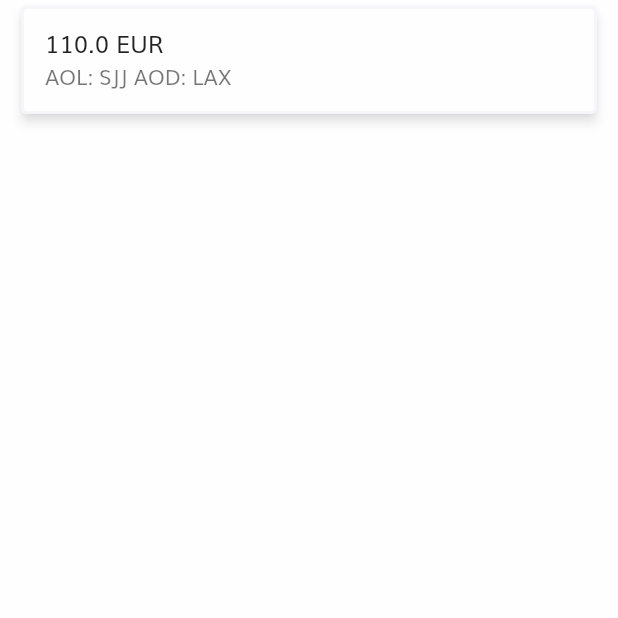
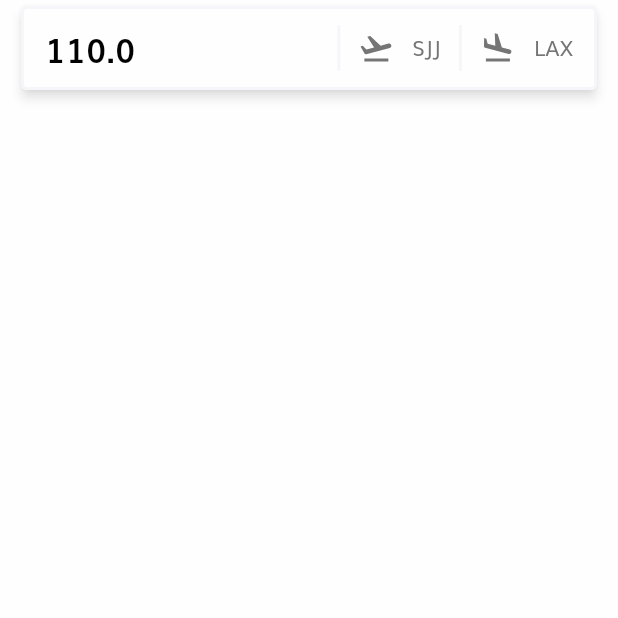
Before and after one commit to a5mir/af-calculator, a Flutter app: the ListScreen screen opened by its route, on a phone screen of 412 x 824 dp, the top half of it. Run offline on Flutter 3.47's test engine with Material 2 defaults, Android fonts, the phone set to English and light mode, and no system bars; our stand-ins replace flutter_svg; missing offline and left inert: forex_conversion.

Commit message:
new list card style

```diff
--- a/lib/screens/list/list_screen.dart
+++ b/lib/screens/list/list_screen.dart
@@ -2,6 +2,7 @@ import 'package:af_calculator/constants.dart';
 import 'package:af_calculator/model/offer.dart';
 import 'package:af_calculator/size_config.dart';
 import 'package:flutter/material.dart';
+import 'package:flutter_svg/flutter_svg.dart';
 
 class ListScreen extends StatefulWidget {
   static String routeName = "/list";
@@ -37,9 +38,31 @@ class _ListScreenState extends State<ListScreen> {
                 color: kBackgroundColor,
                 child: ListTile(
                   onTap: (){},
-                  title: Text(offer.value.toString() + " EUR"),
-                  subtitle: Text("AOL: " + offer.aol + " AOD: " + offer.aod),
-                 ),
+                  leading: Text(offer.value.toString(), style: TextStyle(fontSize: getProportionateScreenWidth(20), fontWeight: FontWeight.bold, color: Colors.black),),
+                  trailing: IntrinsicHeight(
+                    child: Wrap(
+                      crossAxisAlignment: WrapCrossAlignment.center,
+                      spacing: 12,
+                      children: [
+                        Container(
+                          height: getProportionateScreenHeight(30),
+                          width: 2,
+                          color: kPrimaryLightColor,
+                        ),
+                        SvgPicture.asset("assets/icons/Aol.svg", color: Colors.black54,),
+                        Text(offer.aol, textAlign: TextAlign.center,),
+                        Container(
+                          height: getProportionateScreenHeight(30),
+                          width: 2,
+                          color: kPrimaryLightColor,
+                        ),
+                        SvgPicture.asset("assets/icons/Aod.svg", color: Colors.black54,),
+                        Text(offer.aod),
+                      ],
+                    ),
+                  ),
+                ),
+
               ),
             );
           },
```
Also changed, not shown: lib/screens/home/components/body.dart (+76 -71 lines), assets/icons/Aod.svg (added), assets/icons/Aol.svg (added), assets/icons/Check.svg (added).
